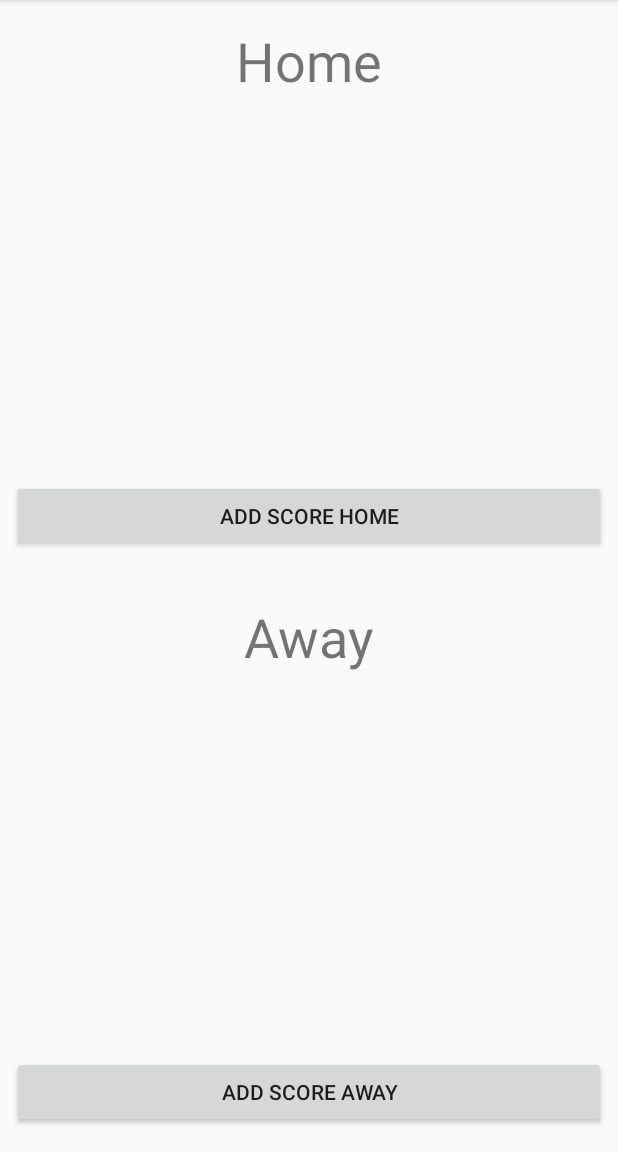
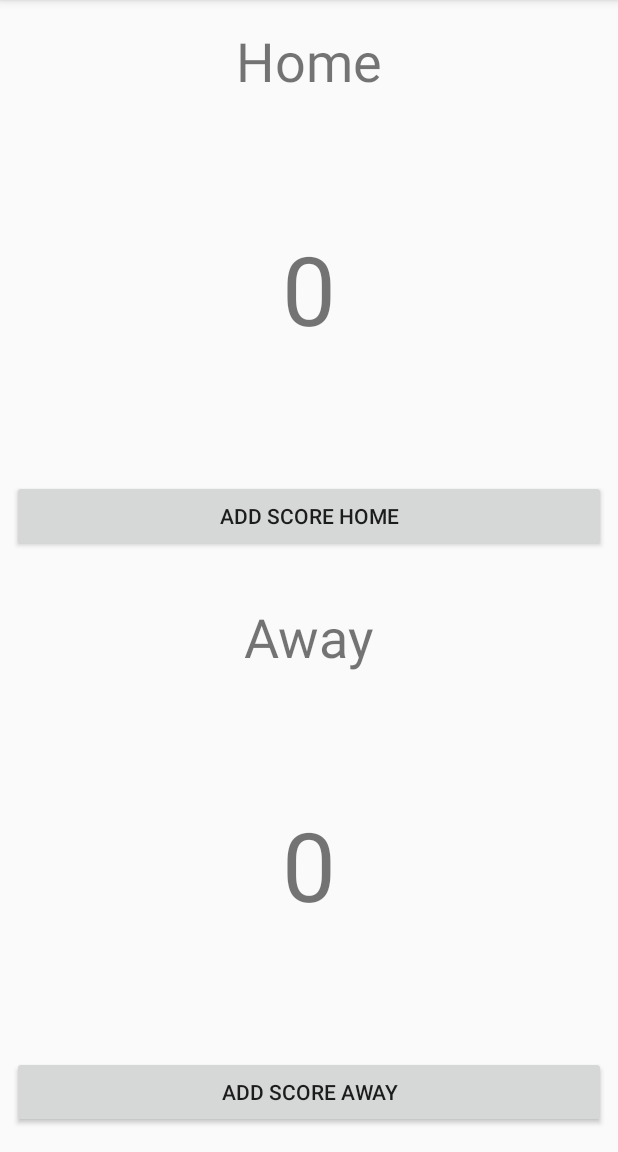
Before and after one commit to polinema-mobile/skorviewmodel-irvanalfi, an Android app: the screen it shows after launch (MainActivity), on a phone screen of 412 x 824 dp, the part 84-1236 px from its top. Run offline under Robolectric (Android 15) with nearby library versions, the phone set to English and light mode, and no system bars; our stand-ins replace data binding.

Commit message:
tugas view model

```diff
--- a/app/src/main/java/id/ac/polinema/skorviewmodel/fragments/ScoreFragment.java
+++ b/app/src/main/java/id/ac/polinema/skorviewmodel/fragments/ScoreFragment.java
@@ -34,13 +34,12 @@ public class ScoreFragment extends Fragment {
 	}
 
 	@Override
-	public View onCreateView(LayoutInflater inflater, ViewGroup container,
-							 Bundle savedInstanceState) {
-		FragmentScoreBinding binding = DataBindingUtil
-			.inflate(inflater, R.layout.fragment_score, container, false);
-		// instance viewmodel here
+	public View onCreateView(LayoutInflater inflater, ViewGroup container, Bundle savedInstanceState) {
+		FragmentScoreBinding binding = DataBindingUtil.inflate(inflater, R.layout.fragment_score, container, false);
+		viewModel = new ViewModelProvider(requireActivity()).get(ScoreViewModel.class);
+		binding.setFragment(this);
+		binding.setLifecycleOwner(this);
+		binding.setVm(viewModel);
 		return binding.getRoot();
 	}
-
-
 }
--- a/app/src/main/java/id/ac/polinema/skorviewmodel/viewmodels/ScoreViewModel.java
+++ b/app/src/main/java/id/ac/polinema/skorviewmodel/viewmodels/ScoreViewModel.java
@@ -1,7 +1,63 @@
 package id.ac.polinema.skorviewmodel.viewmodels;
 
+import android.view.View;
+
+import androidx.lifecycle.LiveData;
+import androidx.lifecycle.MutableLiveData;
 import androidx.lifecycle.ViewModel;
+import androidx.navigation.Navigation;
+
+import java.util.ArrayList;
+
+import id.ac.polinema.skorviewmodel.fragments.ScoreFragment;
+import id.ac.polinema.skorviewmodel.fragments.ScoreFragmentDirections;
+import id.ac.polinema.skorviewmodel.models.GoalScorer;
 
 public class ScoreViewModel extends ViewModel {
+    private final LiveData<ArrayList<GoalScorer>> homeGoalScorerList = new MutableLiveData<>(new ArrayList<GoalScorer>());
+    private final MutableLiveData<ArrayList<GoalScorer>> awayGoalScorerList = new MutableLiveData<>(new ArrayList<GoalScorer>());
 
+    public int getHomeScore() {
+        return homeGoalScorerList.getValue().size();
+    }
+
+    public int getAwayScore() {
+        return awayGoalScorerList.getValue().size();
+    }
+
+    public void setGoalScorer(String team, GoalScorer goalScorer) {
+        if (team.equals(ScoreFragment.HOME)) {
+            homeGoalScorerList.getValue().add(goalScorer);
+        } else {
+            awayGoalScorerList.getValue().add(goalScorer);
+        }
+    }
+
+    public void onAddHomeClick(View view) {
+        ScoreFragmentDirections.GoalScorerAction action =
+                ScoreFragmentDirections.goalScorerAction(ScoreFragment.HOME);
+        Navigation.findNavController(view).navigate(action);
+    }
+
+    public void onAddAwayClick(View view) {
+        ScoreFragmentDirections.GoalScorerAction action =
+                ScoreFragmentDirections.goalScorerAction(ScoreFragment.AWAY);
+        Navigation.findNavController(view).navigate(action);
+    }
+
+    public String getHomeScorer(){
+        StringBuilder result = new StringBuilder();
+        for (GoalScorer g : homeGoalScorerList.getValue()){
+            result.append(g.getName()).append(" ").append(g.getMinute()).append("\" ");
+        }
+        return result.toString();
+    }
+
+    public String getAwayScorer(){
+        StringBuilder result = new StringBuilder();
+        for (GoalScorer g : awayGoalScorerList.getValue()){
+            result.append(g.getName()).append(" ").append(g.getMinute()).append("\" ");
+        }
+        return result.toString();
+    }
 }
--- a/app/src/main/res/layout/fragment_score.xml
+++ b/app/src/main/res/layout/fragment_score.xml
@@ -8,6 +8,9 @@
 		<variable
 			name="vm"
 			type="id.ac.polinema.skorviewmodel.viewmodels.ScoreViewModel" />
+		<variable
+			name="fragment"
+			type="id.ac.polinema.skorviewmodel.fragments.ScoreFragment" />
 	</data>
 
 	<androidx.constraintlayout.widget.ConstraintLayout
@@ -98,7 +101,7 @@
 			android:layout_width="wrap_content"
 			android:layout_height="wrap_content"
 			android:layout_marginBottom="8dp"
-			android:text="@{vm.getHomeScorer()}"
+			android:text="@{vm.homeScorer}"
 			app:layout_constraintBottom_toTopOf="@+id/button_add_home"
 			app:layout_constraintEnd_toEndOf="parent"
 			app:layout_constraintStart_toStartOf="parent" />
@@ -108,7 +111,7 @@
 			android:layout_width="wrap_content"
 			android:layout_height="wrap_content"
 			android:layout_marginBottom="8dp"
-			android:text="@{vm.getAwayScorer()}"
+			android:text="@{vm.awayScorer}"
 			app:layout_constraintBottom_toTopOf="@+id/button_add_away"
 			app:layout_constraintEnd_toEndOf="parent"
 			app:layout_constraintStart_toStartOf="parent" />
```
Also changed, not shown: app/src/main/java/id/ac/polinema/skorviewmodel/fragments/GoalFragment.java (+3 -4 lines).
